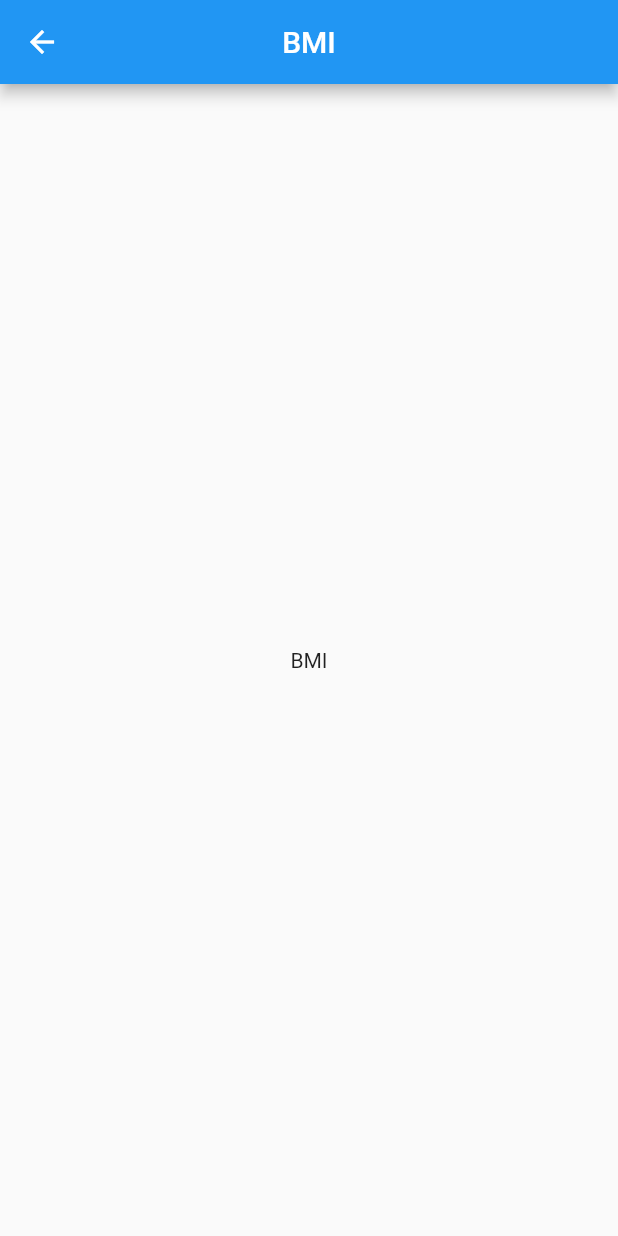
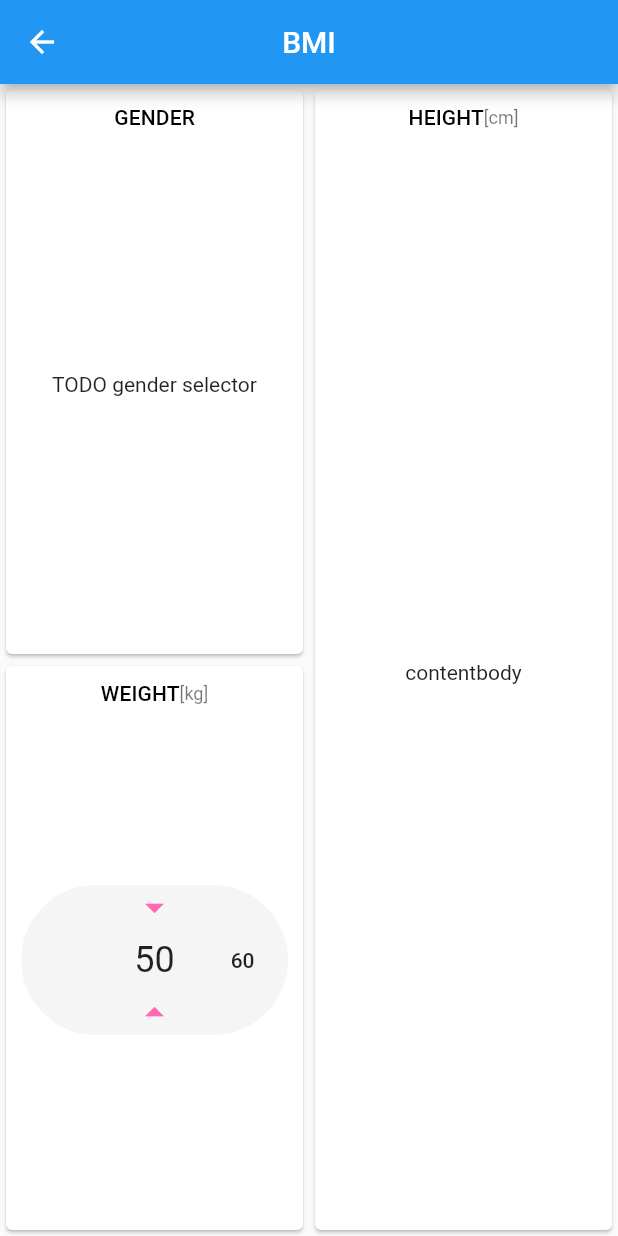
Before and after one commit to Hauglid/calculators, a Flutter app: the BmiPage screen opened directly, on a phone screen of 412 x 824 dp. Run offline on Flutter 3.47's test engine with Material 2 defaults, Android fonts, the phone set to English and light mode, and no system bars; drawn by our look-alikes of carousel_slider; our stand-ins replace math_expressions; missing offline and left inert: cubit, flutter_cubit.

Commit message:
wip bmi calculator

```diff
--- a/lib/screens/bmi/bmi_page.dart
+++ b/lib/screens/bmi/bmi_page.dart
@@ -1,5 +1,9 @@
+import 'package:calculators/screens/bmi/widgets/bmi_content_card.dart';
+import 'package:calculators/screens/bmi/widgets/gender_selector.dart';
+import 'package:calculators/screens/bmi/widgets/weight_selector.dart';
 import 'package:flutter/material.dart';
 
+// https://dribbble.com/shots/4445853-BMI-Calculator-app
 class BmiPage extends StatelessWidget {
   static Route<dynamic> route() {
     return MaterialPageRoute<Widget>(
@@ -14,8 +18,32 @@ class BmiPage extends StatelessWidget {
           centerTitle: true,
           title: const Text('BMI'),
         ),
-        body: const Center(
-          child: Text('BMI'),
+        body: Row(
+          mainAxisAlignment: MainAxisAlignment.spaceEvenly,
+          crossAxisAlignment: CrossAxisAlignment.stretch,
+          children: <Widget>[
+            Expanded(
+              child: Column(
+                crossAxisAlignment: CrossAxisAlignment.stretch,
+                children: [
+                  BmiContentCard(
+                    title: 'Gender',
+                    child: GenderSelector(),
+                  ),
+                  BmiContentCard(
+                    title: 'Weight',
+                    unit: 'kg',
+                    child: WeightSelector(),
+                  ),
+                ],
+              ),
+            ),
+            const BmiContentCard(
+              title: 'Height',
+              unit: 'cm',
+              child: Text('contentbody'),
+            ),
+          ],
         ));
   }
 }
--- /dev/null
+++ b/lib/screens/bmi/widgets/bmi_content_card.dart
@@ -0,0 +1,51 @@
+import 'package:flutter/material.dart';
+
+class BmiContentCard extends StatelessWidget {
+  const BmiContentCard({
+    @required this.title,
+    @required this.child,
+    this.unit,
+  });
+
+  final String title;
+  final String unit;
+  final Widget child;
+
+  @override
+  Widget build(BuildContext context) {
+    final textTheme = Theme.of(context).textTheme;
+
+    return Expanded(
+      child: Card(
+        child: Padding(
+          padding: const EdgeInsets.all(10.0),
+          child: Column(
+            children: <Widget>[
+              Row(
+                mainAxisAlignment: MainAxisAlignment.center,
+                crossAxisAlignment: CrossAxisAlignment.baseline,
+                textBaseline: TextBaseline.alphabetic,
+                children: <Widget>[
+                  Text(
+                    title.toUpperCase(),
+                    style: textTheme.subtitle2,
+                  ),
+                  if (unit != null)
+                    Text(
+                      '[$unit]',
+                      style: textTheme.caption,
+                    ),
+                ],
+              ),
+              Expanded(
+                child: Center(
+                  child: child,
+                ),
+              ),
+            ],
+          ),
+        ),
+      ),
+    );
+  }
+}
--- /dev/null
+++ b/lib/screens/bmi/widgets/gender_selector.dart
@@ -0,0 +1,10 @@
+import 'package:flutter/material.dart';
+
+class GenderSelector extends StatelessWidget {
+  @override
+  Widget build(BuildContext context) {
+    return Container(
+      child: const Text('TODO gender selector'),
+    );
+  }
+}
--- /dev/null
+++ b/lib/screens/bmi/widgets/weight_selector.dart
@@ -0,0 +1,80 @@
+import 'package:carousel_slider/carousel_slider.dart';
+import 'package:flutter/material.dart';
+
+class WeightSelector extends StatefulWidget {
+  @override
+  _WeightSelectorState createState() => _WeightSelectorState();
+}
+
+class _WeightSelectorState extends State<WeightSelector> {
+  final tempWeights = [50, 60, 70, 80];
+
+  int _currentWeightIndex = 0;
+
+  @override
+  Widget build(BuildContext context) {
+    return Container(
+      decoration: BoxDecoration(
+        borderRadius: BorderRadius.circular(100),
+        color: Colors.grey[100],
+      ),
+      child: Wrap(
+        alignment: WrapAlignment.center,
+        children: <Widget>[
+          Stack(
+            children: <Widget>[
+              _buildPointer(isTop: true),
+              CarouselSlider(
+                items: tempWeights.map(
+                  (weight) {
+                    final weightIndex = tempWeights.indexOf(weight);
+                    final isSelectedWeight = weightIndex == _currentWeightIndex;
+                    final textTheme = Theme.of(context).textTheme;
+                    final textStyle = isSelectedWeight
+                        ? textTheme.headline5
+                        : textTheme.bodyText1;
+
+                    return Builder(
+                      builder: (context) => Center(
+                        child: AnimatedDefaultTextStyle(
+                          duration: const Duration(milliseconds: 150),
+                          style: textStyle,
+                          child: Text(
+                            '$weight',
+                          ),
+                        ),
+                      ),
+                    );
+                  },
+                ).toList(),
+                options: CarouselOptions(
+                  viewportFraction: 0.33,
+                  initialPage: 0,
+                  enableInfiniteScroll: false,
+                  onPageChanged: (index, reason) {
+                    setState(() {
+                      _currentWeightIndex = index;
+                    });
+                  },
+                ),
+              ),
+              _buildPointer(isTop: false)
+            ],
+          ),
+        ],
+      ),
+    );
+  }
+
+  Positioned _buildPointer({@required bool isTop}) => Positioned(
+        top: isTop ? 0 : null,
+        bottom: isTop ? null : 0,
+        right: 0,
+        left: 0,
+        child: Icon(
+          isTop ? Icons.arrow_drop_down : Icons.arrow_drop_up,
+          size: 30,
+          color: const Color(0xFFFF69B4),
+        ),
+      );
+}
--- a/pubspec.yaml
+++ b/pubspec.yaml
@@ -9,12 +9,12 @@ environment:
   sdk: ">=2.7.0 <3.0.0"
 
 dependencies:
+  carousel_slider: 2.2.1
   flutter:
     sdk: flutter
-
-  flutter_bloc: 5.0.1 # Business logic
+  flutter_bloc: 5.0.1
   flutter_cubit: 0.1.0
-  math_expressions: 2.0.0 # Used to evaluate mathematical strings
+  math_expressions: 2.0.0
 
 dev_dependencies:
   flutter_test:
```
Also changed, not shown: pubspec.lock.
